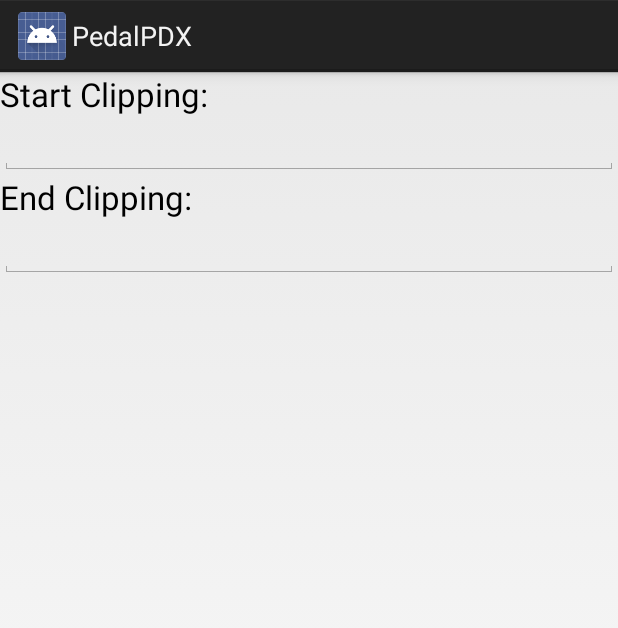
After one commit to jamesonmccowan/android-client, an Android app: the layout activity_clipping.xml on its own in the app's theme, with its tools: preview values and no code run, on a phone screen of 412 x 824 dp. The commit adds this screen. Shown: the top 628 px of the screen. Run offline under Robolectric (Android 15) with nearby library versions, the phone set to English and light mode, and no system bars.

Commit message:
Updating clipping

```diff
--- a/RouteTracker/src/main/AndroidManifest.xml
+++ b/RouteTracker/src/main/AndroidManifest.xml
@@ -52,6 +52,7 @@
         <activity android:name=".RideListActivity"></activity>
         <activity android:name=".RideActivity"></activity>
         <activity android:name=".Maps"></activity>
+        <activity android:name=".Maps_Clipping"></activity>
 
         <meta-data
             android:name="com.google.android.maps.v2.API_KEY"
--- a/RouteTracker/src/main/java/edu/pdx/cs/pedal/routetracker/RideActivity.java
+++ b/RouteTracker/src/main/java/edu/pdx/cs/pedal/routetracker/RideActivity.java
@@ -121,7 +121,7 @@ public class RideActivity extends Activity {
                 startActivity(i);
                 return true;
             case 2:
-                i = new Intent(getApplicationContext(), Maps.class);
+                i = new Intent(getApplicationContext(), Maps_Clipping.class);
                 i.putExtra("rideId", rideId);
                 startActivityForResult(i, 0);
         }
--- a/RouteTracker/src/main/java/edu/pdx/cs/pedal/routetracker/RouteTracker.java
+++ b/RouteTracker/src/main/java/edu/pdx/cs/pedal/routetracker/RouteTracker.java
@@ -277,4 +277,8 @@ public class RouteTracker {
             Log.e(MODULE_TAG, ex.getMessage());
         }
     }
+    public void setStartpoint (double StartPoint){route.setStartpoint(StartPoint);}
+
+    public void setEndpoint (double EndPoint) {route.setEndpoint(EndPoint);}
+
 }
--- /dev/null
+++ b/RouteTracker/src/main/res/layout/activity_clipping.xml
@@ -0,0 +1,38 @@
+<?xml version="1.0" encoding="utf-8"?>
+
+<LinearLayout xmlns:android="http://schemas.android.com/apk/res/android"
+    android:orientation="vertical"
+    android:layout_width="match_parent"
+    android:layout_height="match_parent">
+
+    <TextView
+        android:id="@+id/start_point_clipping"
+        android:layout_width="wrap_content"
+        android:layout_height="wrap_content"
+        android:text="Start Clipping: "
+        android:textAppearance="?android:attr/textAppearanceLarge" />
+
+    <EditText
+        android:id="@+id/start_clipping"
+        android:layout_width="match_parent"
+        android:layout_height="wrap_content" >
+
+        <requestFocus />
+
+    </EditText>
+
+    <TextView
+        android:id="@+id/end_point_clipping"
+        android:layout_width="wrap_content"
+        android:layout_height="wrap_content"
+        android:text="End Clipping: "
+        android:textAppearance="?android:attr/textAppearanceLarge" />
+
+    <EditText
+        android:id="@+id/end_clipping"
+        android:layout_width="match_parent"
+        android:layout_height="wrap_content" >
+
+        <requestFocus />
+    </EditText>
+</LinearLayout>
```
Also changed, not shown: RouteTracker/src/main/java/edu/pdx/cs/pedal/routetracker/MainActivity.java (+82 -0 lines), RouteTracker/src/main/java/edu/pdx/cs/pedal/routetracker/Maps.java (+55 -51 lines), RouteTracker/src/main/java/edu/pdx/cs/pedal/routetracker/Maps_Clipping.java (added, +112 -0 lines), RouteTracker/src/main/java/edu/pdx/cs/pedal/routetracker/RouteCalculator.java (+84 -2 lines), RouteTracker/src/main/res/layout/activity_main.xml (+9 -0 lines), RouteTracker/src/main/res/layout/activity_maps_clipping.xml (added, +14 -0 lines).
